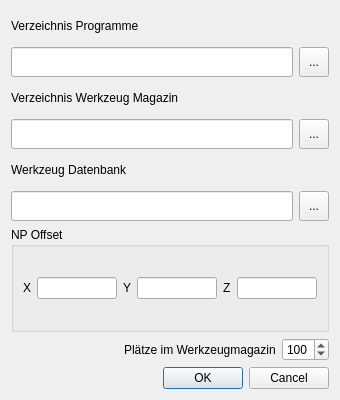
mikejg/CamHelper, file Dialoge/dialog_settings.ui: the form before one commit.
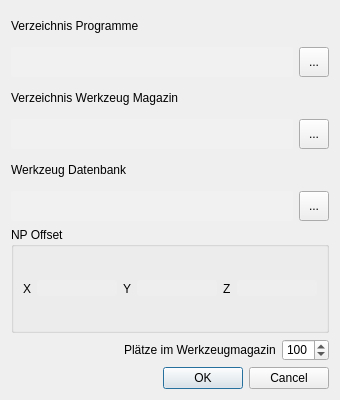
The form after the commit. Custom widgets are drawn as their Qt base class.

The edit to the form file:
```diff
--- a/Dialoge/dialog_settings.ui
+++ b/Dialoge/dialog_settings.ui
@@ -19,6 +19,13 @@
   <property name="windowTitle">
    <string>Einstellungen</string>
   </property>
+  <property name="styleSheet">
+   <string notr="true">QLineEdit{background-color: rgba(255, 255, 255,32);
+                  border-radius:3px;}
+QLineEdit:focus{border: 1px solid;
+                             border-color: rgb(0, 128, 0);
+                            selection-background-color: rgb(40, 76, 117);}</string>
+  </property>
   <layout class="QVBoxLayout" name="verticalLayout_2">
    <item>
     <widget class="QLabel" name="label_ProgrammDir">
```
Left out of the diff: 6 changed lines with no effect on the pictures.
